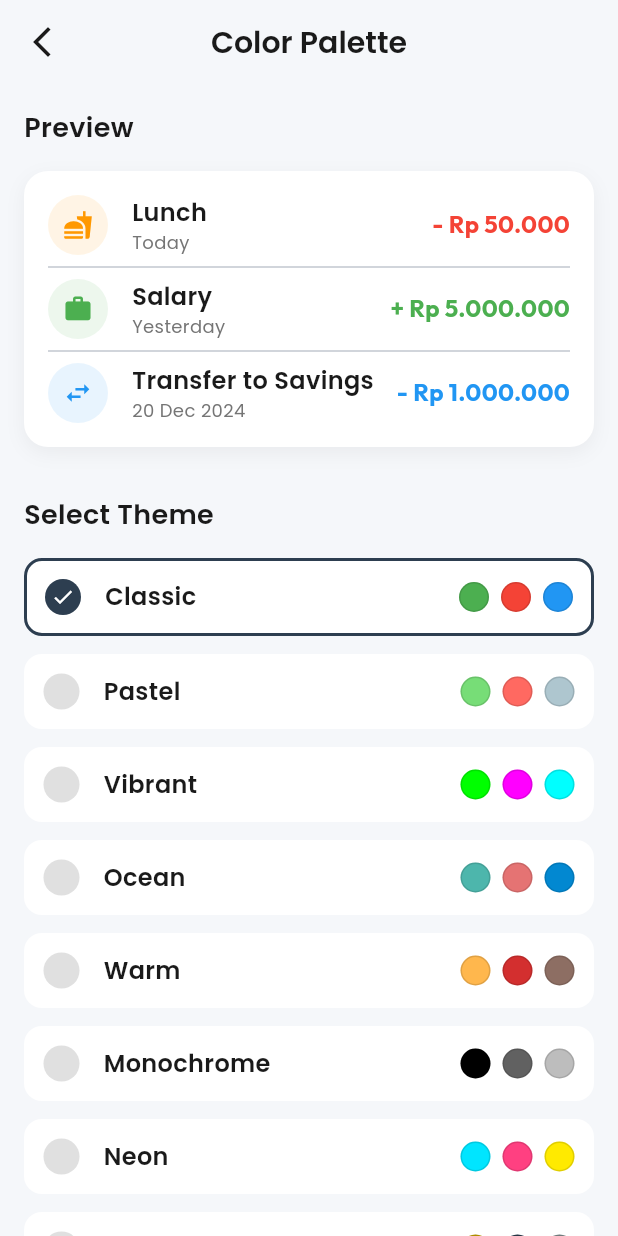
After one commit to trianapriliant/Ollo, a Flutter app: the ColorPaletteScreen screen opened directly, on a phone screen of 412 x 824 dp. The commit adds this screen. Run offline on Flutter 3.47's test engine with Material 3 defaults, Android fonts, the phone set to English and light mode, and no system bars; our stand-ins replace camera, csv, file_picker, fl_chart, flutter_local_notifications, flutter_native_splash and 15 more; missing offline and left inert: google_mlkit_text_recognition, home_widget; accounts and stored records are empty; generated files the repository leaves out were written again; project files that could hold a hidden picture were left out.

Commit message:
chore: add color pallete for nominal number

```diff
--- a/lib/src/features/dashboard/presentation/widgets/recent_transactions_list.dart
+++ b/lib/src/features/dashboard/presentation/widgets/recent_transactions_list.dart
@@ -17,6 +17,7 @@ import '../../../../localization/generated/app_localizations.dart';
 import 'package:ollo/src/features/transactions/data/transaction_repository.dart';
 import 'package:flutter_slidable/flutter_slidable.dart';
 import '../../../categories/presentation/category_localization_helper.dart';
+import '../../../settings/domain/transaction_color_theme.dart';
 
 class RecentTransactionsList extends ConsumerWidget {
   final List<Transaction> transactions;
@@ -73,6 +74,7 @@ class RecentTransactionsList extends ConsumerWidget {
     final wallets = walletsAsync.valueOrNull ?? [];
     final categoriesAsync = ref.watch(allCategoriesStreamProvider);
     final categories = categoriesAsync.valueOrNull ?? [];
+    final colorTheme = ref.watch(colorPaletteProvider);
 
     // Directly use the passed transactions list
     if (transactions.isEmpty) {
@@ -117,7 +119,7 @@ class RecentTransactionsList extends ConsumerWidget {
                 return Column(
                   crossAxisAlignment: CrossAxisAlignment.start,
                   children: [
-                    _buildDateHeader(context, group.date, group.dailyTotal, currency),
+                    _buildDateHeader(context, group.date, group.dailyTotal, currency, colorTheme),
                     const SizedBox(height: 12),
                     ...group.transactions.map((transaction) {
                       String walletName;
@@ -309,7 +311,7 @@ class RecentTransactionsList extends ConsumerWidget {
                               onTap: () {
                                 context.push('/transaction-detail', extra: transaction);
                               },
-                              child: _buildActivityItem(
+                                child: _buildActivityItem(
                                 context,
                                 displayTitle,
                                 walletName,
@@ -321,6 +323,7 @@ class RecentTransactionsList extends ConsumerWidget {
                                 currency,
                                 transaction.note,
                                 transaction.date,
+                                colorTheme,
                                 isSystem: isSystem,
                                 isReimbursement: transaction.type == TransactionType.reimbursement,
                                 isTransfer: transaction.type == TransactionType.transfer,
@@ -393,7 +396,7 @@ class RecentTransactionsList extends ConsumerWidget {
     return sortedGroups;
   }
 
-  Widget _buildDateHeader(BuildContext context, DateTime date, double dailyTotal, Currency currency) {
+  Widget _buildDateHeader(BuildContext context, DateTime date, double dailyTotal, Currency currency, TransactionTheme theme) {
     final now = DateTime.now();
     // ignore: unused_local_variable
     final today = DateTime(now.year, now.month, now.day);
@@ -414,7 +417,7 @@ class RecentTransactionsList extends ConsumerWidget {
           formattedTotal,
           style: AppTextStyles.bodyMedium.copyWith(
             fontWeight: FontWeight.bold,
-            color: isPositive ? Colors.green : Colors.red,
+            color: isPositive ? theme.incomeColor : theme.expenseColor,
           ),
         ),
       ],
@@ -432,7 +435,8 @@ class RecentTransactionsList extends ConsumerWidget {
     bool isExpense,
     Currency currency,
     String? note,
-    DateTime date, {
+    DateTime date,
+    TransactionTheme theme, { // New parameter
     bool isSystem = false,
     bool isReimbursement = false,
     bool isTransfer = false, // New parameter
@@ -565,7 +569,7 @@ class RecentTransactionsList extends ConsumerWidget {
             isTransfer ? '~${currency.format(amount)}' : '${isExpense ? "-" : "+"}${currency.format(amount)}',
             style: AppTextStyles.bodyLarge.copyWith(
               fontWeight: FontWeight.bold,
-              color: isTransfer ? Colors.blue : (isExpense ? Colors.red[400] : Colors.green[600]),
+              color: isTransfer ? theme.transferColor : (isExpense ? theme.expenseColor : theme.incomeColor),
             ),
           ),
         ],
--- a/lib/src/features/profile/presentation/profile_screen.dart
+++ b/lib/src/features/profile/presentation/profile_screen.dart
@@ -29,6 +29,7 @@ import '../../profile/application/data_export_service.dart';
 import '../../../localization/generated/app_localizations.dart';
 import '../../settings/presentation/reorder_menu_screen.dart';
 import '../../settings/presentation/card_theme_selection_screen.dart';
+import '../../settings/presentation/color_palette_screen.dart';
 
 class ProfileScreen extends ConsumerWidget {
   const ProfileScreen({super.key});
@@ -183,6 +184,16 @@ class ProfileScreen extends ConsumerWidget {
                               onTap: () => Navigator.of(context).push(
                                 MaterialPageRoute(
                                   builder: (context) => const CardThemeSelectionScreen(),
+                                ),
+                              ),
+                            ),
+                            const SizedBox(height: 16),
+                            ProfileMenuItem(
+                              icon: Icons.color_lens_outlined,
+                              title: 'Color Palette',
+                              onTap: () => Navigator.of(context).push(
+                                MaterialPageRoute(
+                                  builder: (context) => const ColorPaletteScreen(),
                                 ),
                               ),
                             ),
--- /dev/null
+++ b/lib/src/features/settings/domain/transaction_color_theme.dart
@@ -0,0 +1,183 @@
+import 'package:flutter/material.dart';
+import 'package:flutter_riverpod/flutter_riverpod.dart';
+import 'package:shared_preferences/shared_preferences.dart';
+
+enum TransactionThemeType {
+  classic,
+  pastel,
+  vibrant,
+  ocean,
+  warm,
+  monochrome,
+  neon,
+  luxury,
+  minty,
+  seaside,
+  neonFever,
+  lavender,
+  jolly,
+}
+
+class TransactionTheme {
+  final TransactionThemeType type;
+  final String name;
+  final Color incomeColor;
+  final Color expenseColor;
+  final Color transferColor;
+
+  const TransactionTheme({
+    required this.type,
+    required this.name,
+    required this.incomeColor,
+    required this.expenseColor,
+    required this.transferColor,
+  });
+
+  static const classic = TransactionTheme(
+    type: TransactionThemeType.classic,
+    name: 'Classic',
+    incomeColor: Colors.green,
+    expenseColor: Colors.red,
+    transferColor: Colors.blue,
+  );
+
+  static const pastel = TransactionTheme(
+    type: TransactionThemeType.pastel,
+    name: 'Pastel',
+    incomeColor: Color(0xFF77DD77), // Pastel Green
+    expenseColor: Color(0xFFFF6961), // Pastel Red
+    transferColor: Color(0xFFAEC6CF), // Pastel Blue
+  );
+
+  static const vibrant = TransactionTheme(
+    type: TransactionThemeType.vibrant,
+    name: 'Vibrant',
+    incomeColor: Color(0xFF00FF00), // Lime
+    expenseColor: Color(0xFFFF00FF), // Magenta
+    transferColor: Color(0xFF00FFFF), // Cyan
+  );
+
+  static const ocean = TransactionTheme(
+    type: TransactionThemeType.ocean,
+    name: 'Ocean',
+    incomeColor: Color(0xFF4DB6AC), // Teal
+    expenseColor: Color(0xFFE57373), // Red lighten
+    transferColor: Color(0xFF0288D1), // Light Blue
+  );
+
+  static const warm = TransactionTheme(
+    type: TransactionThemeType.warm,
+    name: 'Warm',
+    incomeColor: Color(0xFFFFB74D), // Orange
+    expenseColor: Color(0xFFD32F2F), // Dark Red
+    transferColor: Color(0xFF8D6E63), // Brown
+  );
+
+  static const monochrome = TransactionTheme(
+    type: TransactionThemeType.monochrome,
+    name: 'Monochrome',
+    incomeColor: Color(0xFF000000), // Black
+    expenseColor: Color(0xFF616161), // Dark Grey
+    transferColor: Color(0xFFBDBDBD), // Light Grey
+  );
+
+  static const neon = TransactionTheme(
+    type: TransactionThemeType.neon,
+    name: 'Neon',
+    incomeColor: Color(0xFF00E5FF), // Cyan Accent
+    expenseColor: Color(0xFFFF4081), // Pink Accent
+    transferColor: Color(0xFFFFEA00), // Yellow Accent
+  );
+
+  static const luxury = TransactionTheme(
+    type: TransactionThemeType.luxury,
+    name: 'Luxury',
+    incomeColor: Color(0xFFC5A000), // Gold
+    expenseColor: Color(0xFF2C3E50), // Midnight Blue
+    transferColor: Color(0xFF7F8C8D), // Slate Grey
+  );
+
+  // COMMUNITY THEMES
+
+  static const minty = TransactionTheme(
+    type: TransactionThemeType.minty,
+    name: 'Minty',
+    incomeColor: Color(0xFF26A69A), // Mint
+    expenseColor: Color(0xFF00695C), // Teal
+    transferColor: Color(0xFF78909C), // Blue Grey
+  );
+
+  static const seaside = TransactionTheme(
+    type: TransactionThemeType.seaside,
+    name: 'Seaside',
+    incomeColor: Color(0xFF00ACC1), // Cyan
+    expenseColor: Color(0xFF1565C0), // Dark Blue
+    transferColor: Color(0xFF64B5F6), // Light Blue
+  );
+
+  static const neonFever = TransactionTheme(
+    type: TransactionThemeType.neonFever,
+    name: 'Neon Fever',
+    incomeColor: Color(0xFFAFB42B), // Lime (Darkened)
+    expenseColor: Color(0xFFFF5252), // Salmon Red
+    transferColor: Color(0xFF1B5E20), // Dark Green
+  );
+
+  static const lavender = TransactionTheme(
+    type: TransactionThemeType.lavender,
+    name: 'Lavender',
+    incomeColor: Color(0xFF9C27B0), // Amethyst
+    expenseColor: Color(0xFFD81B60), // Deep Pink
+    transferColor: Color(0xFF039BE5), // Sky Blue
+  );
+
+  static const jolly = TransactionTheme(
+    type: TransactionThemeType.jolly,
+    name: 'Jolly Lime',
+    incomeColor: Color(0xFF43A047), // Sea Green
+    expenseColor: Color(0xFF546E7A), // Muted Blue
+    transferColor: Color(0xFFC0CA33), // Lime
+  );
+
+  static List<TransactionTheme> get values => [
+    classic,
+    pastel,
+    vibrant,
+    ocean,
+    warm,
+    monochrome,
+    neon,
+    luxury,
+    minty,
+    seaside,
+    neonFever,
+    lavender,
+    jolly,
+  ];
+
+  static TransactionTheme fromType(TransactionThemeType type) {
+    return values.firstWhere((e) => e.type == type, orElse: () => classic);
+  }
+}
+
+class ColorPaletteNotifier extends StateNotifier<TransactionTheme> {
+  ColorPaletteNotifier() : super(TransactionTheme.classic) {
+    _loadTheme();
+  }
+
+  Future<void> _loadTheme() async {
+    final prefs = await SharedPreferences.getInstance();
+    final themeIndex = prefs.getInt('transaction_color_theme') ?? 0;
+    state = TransactionTheme.fromType(TransactionThemeType.values[themeIndex]);
+  }
+
+  Future<void> setTheme(TransactionThemeType type) async {
+    final prefs = await SharedPreferences.getInstance();
+    await prefs.setInt('transaction_color_theme', type.index);
+    state = TransactionTheme.fromType(type);
+  }
+}
+
+final colorPaletteProvider = StateNotifierProvider<ColorPaletteNotifier, TransactionTheme>((ref) {
+  return ColorPaletteNotifier();
+});
--- /dev/null
+++ b/lib/src/features/settings/presentation/color_palette_screen.dart
@@ -0,0 +1,195 @@
+import 'package:flutter/material.dart';
+import 'package:flutter_riverpod/flutter_riverpod.dart';
+import 'package:google_fonts/google_fonts.dart';
+import '../../../constants/app_colors.dart';
+import '../../../constants/app_text_styles.dart';
+import '../domain/transaction_color_theme.dart';
+
+class ColorPaletteScreen extends ConsumerWidget {
+  const ColorPaletteScreen({super.key});
+
+  @override
+  Widget build(BuildContext context, WidgetRef ref) {
+    final currentTheme = ref.watch(colorPaletteProvider);
+
+    return Scaffold(
+      backgroundColor: AppColors.background,
+      appBar: AppBar(
+        backgroundColor: Colors.transparent,
+        elevation: 0,
+        leading: IconButton(
+          icon: const Icon(Icons.arrow_back_ios_new, color: AppColors.textPrimary),
+          onPressed: () => Navigator.of(context).pop(),
+        ),
+        title: Text('Color Palette', style: AppTextStyles.h2),
+        centerTitle: true,
+      ),
+      body: SingleChildScrollView(
+        child: Padding(
+          padding: const EdgeInsets.all(16.0),
+          child: Column(
+            crossAxisAlignment: CrossAxisAlignment.start,
+            children: [
+              Text(
+                'Preview',
+                style: AppTextStyles.h3.copyWith(fontSize: 18),
+              ),
+              const SizedBox(height: 16),
+              // PREVIEW CARD
+              Container(
+                decoration: BoxDecoration(
+                  color: Colors.white,
+                  borderRadius: BorderRadius.circular(16),
+                  boxShadow: [
+                    BoxShadow(
+                      color: Colors.black.withOpacity(0.05),
+                      blurRadius: 10,
+                      offset: const Offset(0, 4),
+                    ),
+                  ],
+                ),
+                padding: const EdgeInsets.all(16),
+                child: Column(
+                  children: [
+                    _buildPreviewItem(
+                      icon: Icons.fastfood,
+                      title: 'Lunch',
+                      date: 'Today',
+                      amount: '- Rp 50.000',
+                      color: currentTheme.expenseColor,
+                      iconBg: Colors.orange.withOpacity(0.1),
+                      iconColor: Colors.orange,
+                    ),
+                    const Divider(),
+                    _buildPreviewItem(
+                      icon: Icons.work,
+                      title: 'Salary',
+                      date: 'Yesterday',
+                      amount: '+ Rp 5.000.000',
+                      color: currentTheme.incomeColor,
+                      iconBg: Colors.green.withOpacity(0.1),
+                      iconColor: Colors.green,
+                    ),
+                    const Divider(),
+                    _buildPreviewItem(
+                      icon: Icons.swap_horiz,
+                      title: 'Transfer to Savings',
+                      date: '20 Dec 2024',
+                      amount: '- Rp 1.000.000',
+                      color: currentTheme.transferColor,
+                      iconBg: Colors.blue.withOpacity(0.1),
+                      iconColor: Colors.blue,
+                    ),
+                  ],
+                ),
+              ),
+
+              const SizedBox(height: 32),
+              Text(
+                'Select Theme',
+                style: AppTextStyles.h3.copyWith(fontSize: 18),
+              ),
+              const SizedBox(height: 16),
+
+              // THEME LIST
+              ...TransactionTheme.values.map((theme) {
+                final isSelected = theme.type == currentTheme.type;
+                return Padding(
+                  padding: const EdgeInsets.only(bottom: 12.0),
+                  child: InkWell(
+                    onTap: () {
+                      ref.read(colorPaletteProvider.notifier).setTheme(theme.type);
+                    },
+                    borderRadius: BorderRadius.circular(12),
+                    child: Container(
+                      padding: const EdgeInsets.all(12),
+                      decoration: BoxDecoration(
+                        color: Colors.white,
+                        borderRadius: BorderRadius.circular(12),
+                        border: isSelected
+                            ? Border.all(color: AppColors.primary, width: 2)
+                            : Border.all(color: Colors.transparent),
+                      ),
+                      child: Row(
+                        children: [
+                          Container(
+                            width: 24,
+                            height: 24,
+                            decoration: BoxDecoration(
+                              shape: BoxShape.circle,
+                              color: isSelected ? AppColors.primary : Colors.grey[300],
+                            ),
+                            child: isSelected
+                                ? const Icon(Icons.check, size: 16, color: Colors.white)
+                                : null,
+                          ),
+                          const SizedBox(width: 16),
+                          Text(theme.name, style: AppTextStyles.bodyLarge.copyWith(fontWeight: FontWeight.w600)),
+                          const Spacer(),
+                          _buildColorDot(theme.incomeColor),
+                          const SizedBox(width: 8),
+                          _buildColorDot(theme.expenseColor),
+                          const SizedBox(width: 8),
+                          _buildColorDot(theme.transferColor),
+                        ],
+                      ),
+                    ),
+                  ),
+                );
+              }).toList(),
+            ],
+          ),
+        ),
+      ),
+    );
+  }
+
+  Widget _buildPreviewItem({
+    required IconData icon,
+    required String title,
+    required String date,
+    required String amount,
+    required Color color,
+    required Color iconBg,
+    required Color iconColor,
+  }) {
+    return Row(
+      children: [
+        CircleAvatar(
+          backgroundColor: iconBg,
+          child: Icon(icon, color: iconColor, size: 20),
+        ),
+        const SizedBox(width: 16),
+        Expanded(
+          child: Column(
+            crossAxisAlignment: CrossAxisAlignment.start,
+            children: [
+              Text(title, style: AppTextStyles.bodyLarge.copyWith(fontWeight: FontWeight.w600)),
+              Text(date, style: AppTextStyles.bodySmall),
+            ],
+          ),
+        ),
+        Text(
+          amount,
+          style: GoogleFonts.outfit(
+            fontSize: 16,
+            fontWeight: FontWeight.bold,
+            color: color,
+          ),
+        ),
+      ],
+    );
+  }
+
+  Widget _buildColorDot(Color color) {
+    return Container(
+      width: 20,
+      height: 20,
+      decoration: BoxDecoration(
+        color: color,
+        shape: BoxShape.circle,
+        border: Border.all(color: Colors.black12),
+      ),
+    );
+  }
+}
--- a/lib/src/features/transactions/presentation/widgets/transaction_list_item.dart
+++ b/lib/src/features/transactions/presentation/widgets/transaction_list_item.dart
@@ -11,6 +11,7 @@ import '../../categories/domain/category.dart';
 import 'package:flutter_slidable/flutter_slidable.dart';
 import '../../data/transaction_repository.dart';
 import 'package:ollo/src/localization/generated/app_localizations.dart';
+import '../../../settings/domain/transaction_color_theme.dart';
 
 class TransactionListItem extends ConsumerWidget {
   final Transaction transaction;
@@ -21,10 +22,10 @@ class TransactionListItem extends ConsumerWidget {
   Widget build(BuildContext context, WidgetRef ref) {
     final currencyFormat = NumberFormat.currency(locale: 'id_ID', symbol: 'Rp ', decimalDigits: 0);
     final dateFormat = DateFormat('dd MMM yyyy');
+    final colorTheme = ref.watch(colorPaletteProvider);
 
     final isSystem = transaction.type == TransactionType.system;
 
-    // Check for Bills, Wishlist, and Debt via Category ID (New Logic) OR System Type (Legacy Logic)
     final isBill = (transaction.categoryId == 'bills') || (isSystem && transaction.title.toLowerCase().contains('bill'));
     final isWishlist = (transaction.categoryId == 'wishlist') || (isSystem && transaction.title.toLowerCase().contains('wishlist'));
     final isDebt = (transaction.categoryId == 'debt') || (isSystem && (transaction.title.toLowerCase().contains('borrowed') || transaction.title.toLowerCase().contains('lent') || transaction.title.toLowerCase().contains('debt') || transaction.title.toLowerCase().contains('received payment')));
@@ -59,29 +60,21 @@ class TransactionListItem extends ConsumerWidget {
         iconColor = Colors.blue;
         backgroundColor = Colors.blue.withOpacity(0.1);
       } else {
-        // Fallback for other system types
         iconData = Icons.settings;
         iconColor = Colors.grey;
         backgroundColor = Colors.grey.withOpacity(0.1);
       }
     } else {
-      // ---------------------------------------------------------
-      // ICON RESOLUTION LOGIC
-      // ---------------------------------------------------------
+      // DYNAMIC DEFAULT COLORS BASED ON THEME
+      final defaultIcon = transaction.isExpense ? Icons.arrow_downward : Icons.arrow_upward;
+      final defaultColor = transaction.isExpense ? colorTheme.expenseColor : colorTheme.incomeColor;
 
-      // 0. Prepare Fallbacks
-      final defaultIcon = transaction.isExpense ? Icons.arrow_downward : Icons.arrow_upward;
-      final defaultColor = transaction.isExpense ? Colors.red : Colors.green;
-
-      // 1. Fresh Lookup
-      // We need to fetch the category list to find the current icon
       final categoryType = transaction.isExpense ? CategoryType.expense : CategoryType.income;
       final categoriesAsync = ref.watch(categoryListProvider(categoryType));
       final categories = categoriesAsync.valueOrNull;
 
       if (categories != null) {
         try {
-          // Find Main Category
           final mainCategory = categories.firstWhere(
             (c) => (c.externalId ?? c.id.toString()) == transaction.categoryId
           );
@@ -89,60 +82,59 @@ class TransactionListItem extends ConsumerWidget {
           iconColor = mainCategory.color;
           backgroundColor = iconColor!.withOpacity(0.1);
 
-          // Find Sub Category
           if (transaction.subCategoryId != null) {
             final sub = mainCategory.subCategories?.firstWhere(
               (s) => s.id == transaction.subCategoryId,
-              orElse: () => SubCategory() // Return empty if not found
+              orElse: () => SubCategory()
             );
 
             if (sub != null && sub.id != null) {
-              // Found active sub-category
               iconData = IconHelper.getIcon(sub.iconPath ?? mainCategory.iconPath);
             }
           }
 
-          // If no sub-category icon found yet, use Main Category Icon
           if (iconData == null) {
             iconData = IconHelper.getIcon(mainCategory.iconPath);
           }
 
         } catch (e) {
-          // Category not found in fresh list (deleted?)
-          // Proceed to Snapshot Fallback
+          // Fallback
         }
       }
 
-      // 2. Snapshot Fallback
       if (iconData == null && transaction.subCategoryIcon != null) {
          iconData = IconHelper.getIcon(transaction.subCategoryIcon!);
-         // We might not have color if category is gone, so use default
          iconColor ??= defaultColor;
          backgroundColor ??= iconColor!.withOpacity(0.1);
       }
 
-      // 3. Generic/Default Fallback
       iconData ??= defaultIcon;
       iconColor ??= defaultColor;
       backgroundColor ??= iconColor!.withOpacity(0.1);
     }
 
-    // Determine if it's an expense or income for display purposes
-    // System defaults to expense, but Debt can be income
     final isDebtIncome = isSystem && (transaction.title.toLowerCase().contains('borrowed') || transaction.title.toLowerCase().contains('received payment'));
     final isSavingsWithdraw = isSystem && transaction.title.toLowerCase().contains('withdraw from');
     final isExpenseDisplay = (transaction.isExpense || isSystem) && !isDebtIncome && !isSavingsWithdraw;
 
     String displayTitle = transaction.title;
+
+    // DETERMINE TEXT COLOR BASED ON TYPE AND THEME
+    Color textColor;
     if (transaction.type == TransactionType.transfer) {
       displayTitle = AppLocalizations.of(context)!.transferTransaction;
+      textColor = colorTheme.transferColor;
+    } else if (isExpenseDisplay) {
+      textColor = colorTheme.expenseColor;
+    } else {
+      textColor = colorTheme.incomeColor;
     }
 
     return Card(
       margin: const EdgeInsets.symmetric(horizontal: 16, vertical: 8),
       shape: RoundedRectangleBorder(borderRadius: BorderRadius.circular(16)),
       elevation: 2,
-      clipBehavior: Clip.antiAlias, // Clip items to card shape
+      clipBehavior: Clip.antiAlias,
       child: Slidable(
         key: ValueKey(transaction.id),
         startActionPane: ActionPane(
@@ -205,7 +197,7 @@ class TransactionListItem extends ConsumerWidget {
             trailing: Text(
               currencyFormat.format(transaction.amount),
               style: AppTextStyles.bodyLarge.copyWith(
-                color: isExpenseDisplay ? Colors.red : Colors.green,
+                color: textColor, // DYNAMIC COLOR
                 fontWeight: FontWeight.bold,
               ),
             ),
```
